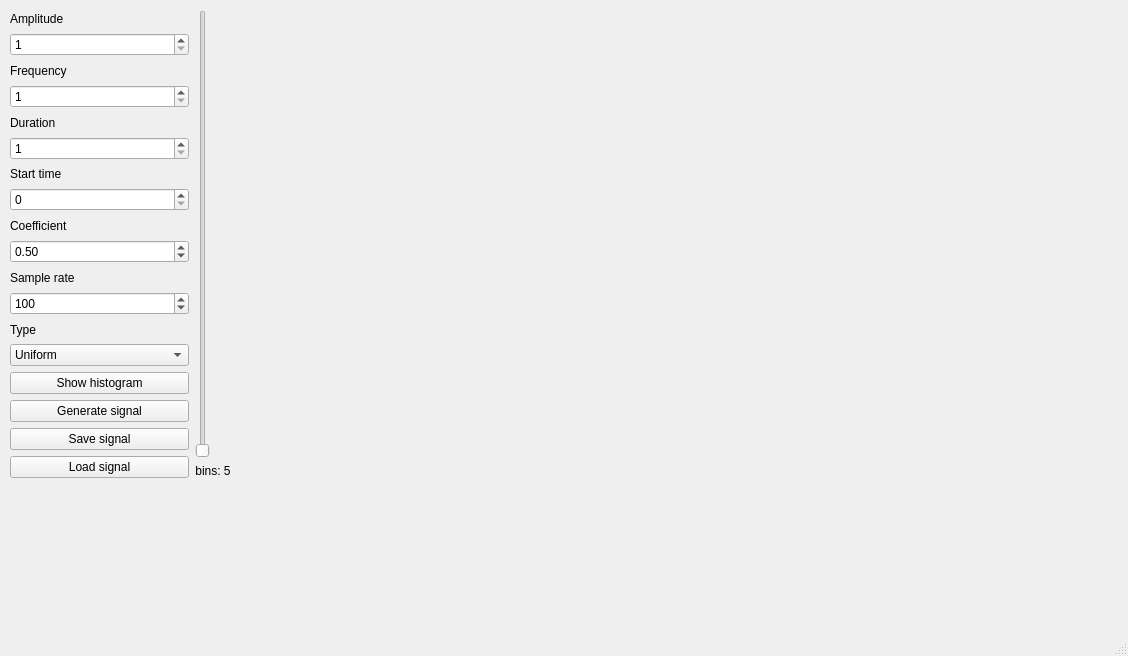
Above: gui/main.ui from Kejniasty/digital-signal-processing-2026 before the change. Below: the same form after it.
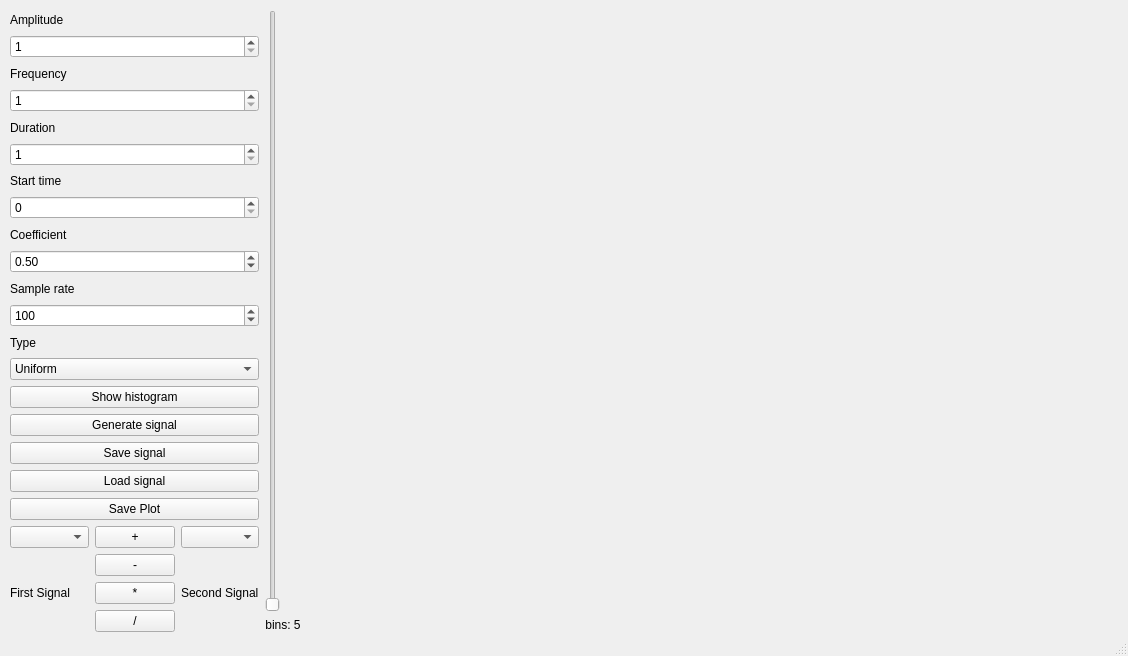
That is the form after the change.

Commit message: UI done. Saving plot .png's added

What changed in the file:
```diff
--- a/gui/main.ui
+++ b/gui/main.ui
@@ -35,10 +35,10 @@
    <widget class="QWidget" name="plots" native="true">
     <property name="geometry">
      <rect>
-      <x>240</x>
+      <x>310</x>
       <y>10</y>
-      <width>871</width>
-      <height>631</height>
+      <width>801</width>
+      <height>621</height>
      </rect>
     </property>
    </widget>
@@ -47,8 +47,8 @@
      <rect>
       <x>10</x>
       <y>10</y>
-      <width>221</width>
-      <height>468</height>
+      <width>291</width>
+      <height>622</height>
      </rect>
     </property>
     <layout class="QHBoxLayout" name="horizontalLayout_2">
@@ -259,6 +259,77 @@
          </property>
         </widget>
        </item>
+       <item>
+        <widget class="QPushButton" name="savePlot">
+         <property name="text">
+          <string>Save Plot</string>
+         </property>
+        </widget>
+       </item>
+       <item>
+        <layout class="QHBoxLayout" name="horizontalLayout">
+         <item>
+          <layout class="QVBoxLayout" name="verticalLayout_4">
+           <item>
+            <widget class="QComboBox" name="firstSig"/>
+           </item>
+           <item>
+            <widget class="QLabel" name="label">
+             <property name="text">
+              <string>First Signal</string>
+             </property>
+            </widget>
+           </item>
+          </layout>
+         </item>
+         <item>
+          <layout class="QVBoxLayout" name="verticalLayout_3">
+           <item>
+            <widget class="QPushButton" name="addBtn">
+             <property name="text">
+              <string>+</string>
+             </property>
+            </widget>
+           </item>
+           <item>
+            <widget class="QPushButton" name="subBtn">
+             <property name="text">
+              <string>-</string>
+             </property>
+            </widget>
+           </item>
+           <item>
+            <widget class="QPushButton" name="multBtn">
+             <property name="text">
+              <string>*</string>
+             </property>
+            </widget>
+           </item>
+           <item>
+            <widget class="QPushButton" name="divBtn">
+             <property name="text">
+              <string>/</string>
+             </property>
+            </widget>
+           </item>
+          </layout>
+         </item>
+         <item>
+          <layout class="QVBoxLayout" name="verticalLayout_5">
+           <item>
+            <widget class="QComboBox" name="secSig"/>
+           </item>
+           <item>
+            <widget class="QLabel" name="label_2">
+             <property name="text">
+              <string>Second Signal</string>
+             </property>
+            </widget>
+           </item>
+          </layout>
+         </item>
+        </layout>
+       </item>
       </layout>
      </item>
      <item>
```
The commit also changes 3 other files.
